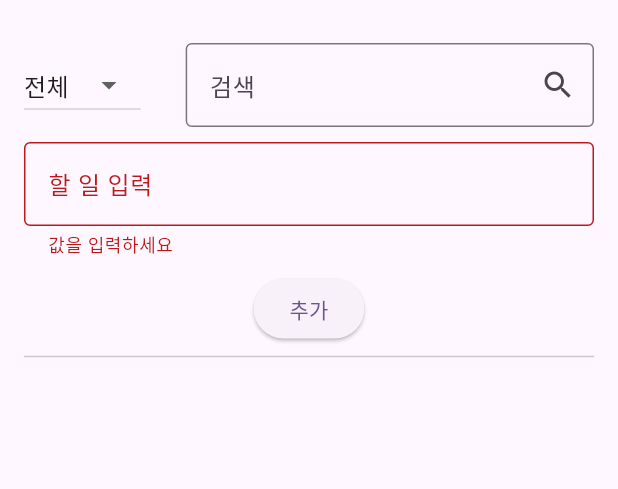
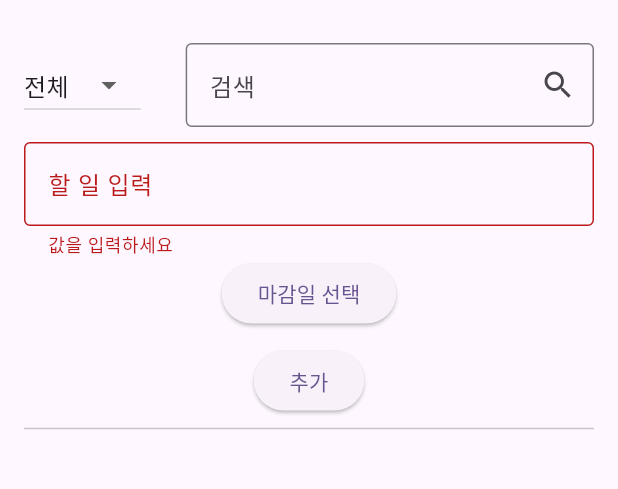
Before and after one commit to RACENI/TodoList_with_Flutter, a Flutter app: the screen it shows after launch, after a tap on "추가", on a phone screen of 412 x 824 dp, the part 65-554 px from its top. Run offline on Flutter 3.47's test engine with Material 3 defaults, Android fonts, the phone set to English and light mode, and no system bars; our stand-ins replace shared_preferences.

Commit message:
[FEATURE] 마감일 기능 구현 완료 (closes #3)

```diff
--- a/lib/TodoHome.dart
+++ b/lib/TodoHome.dart
@@ -7,6 +7,7 @@ import 'package:todolist/todo_provider.dart';
 class TodoHome extends StatelessWidget {
   final _controller = TextEditingController();
   final _formKey = GlobalKey<FormState>();
+  DateTime? _selectedDate;
 
   TodoHome({super.key});
 
@@ -73,17 +74,40 @@ class TodoHome extends StatelessWidget {
                 },
                 onFieldSubmitted: (_) {
                   if (_formKey.currentState!.validate()) {
-                    provider.add(_controller.text);
+                    //provider.add(_controller.text);
+                    provider.addWithDate(_controller.text, _selectedDate);
                     _controller.clear();
+                    _selectedDate = null;
                   }
                 },
+              ),
+              ElevatedButton(
+                onPressed: () async {
+                  final pickedDate = await showDatePicker(
+                    context: context,
+                    initialDate: DateTime.now(),
+                    firstDate: DateTime.now().subtract(Duration(days: 365)),
+                    lastDate: DateTime.now().add(Duration(days: 365 * 5)),
+                  );
+
+                  if(pickedDate != null) {
+                    _selectedDate = pickedDate;
+                  }
+                },
+                child: Text(
+                  _selectedDate == null
+                      ? '마감일 선택'
+                      : '마감일: ${_selectedDate!.toLocal().toString().split(' ')[0]}',
+                ),
               ),
               SizedBox(height: 10),
               ElevatedButton(
                 onPressed: () {
                   if (_formKey.currentState!.validate()) {
-                    provider.add(_controller.text);
+                    //provider.add(_controller.text);
+                    provider.addWithDate(_controller.text, _selectedDate);
                     _controller.clear();
+                    _selectedDate = null;
                   }
                 },
                 child: Text('추가'),
@@ -107,6 +131,9 @@ class TodoHome extends StatelessWidget {
                           todo.isDone ? TextDecoration.lineThrough : null,
                         ),
                       ),
+                      subtitle: todo.dueDate != null
+                      ? Text('마감일: ${todo.dueDate!.toLocal().toString().split(' ')[0]}')
+                      : null,
                       trailing: IconButton(
                         icon: Icon(Icons.delete),
                         onPressed: () => provider.remove(index),
--- a/lib/todo_provider.dart
+++ b/lib/todo_provider.dart
@@ -49,6 +49,12 @@ class TodoProvider extends ChangeNotifier {
     notifyListeners();
   }
 
+  void addWithDate(String title, [DateTime? dueDate]) {
+    _todos.add(Todo(title: title, dueDate: dueDate));
+    _saveTodos();
+    notifyListeners();
+  }
+
   void toggle(int index) {
     _todos[index].isDone = !_todos[index].isDone;
     _saveTodos();
@@ -91,16 +97,21 @@ enum TodoFilter {all, done, undone}
 class Todo {
   String title;
   bool isDone;
+  DateTime? dueDate;
 
-  Todo({required this.title, this.isDone=false});
+  Todo({required this.title, this.isDone=false, this.dueDate});
 
   Map<String, dynamic> toJson() => {
     'title' : title,
     'isDone' : isDone,
+    'dueDate' : dueDate?.toIso8601String(),
   };
 
   factory Todo.fromJson(Map<String, dynamic> json) => Todo(
     title: json['title'],
     isDone: json['isDone'],
+    dueDate: json['dueDate'] != null
+      ? DateTime.parse(json['dueDate'])
+      : null,
   );
 }
```
